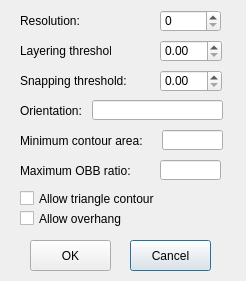
Qt form LEGO/RightAngleOptionDialog.ui (xwzhangcs/LEGO) before a commit.
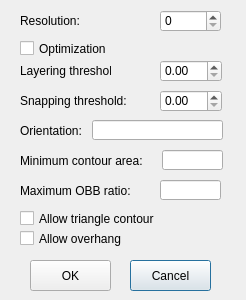
The same form after that commit.

Commit message: Added optimization flag for RA method.

```diff
--- a/LEGO/RightAngleOptionDialog.ui
+++ b/LEGO/RightAngleOptionDialog.ui
@@ -7,7 +7,7 @@
     <x>0</x>
     <y>0</y>
     <width>246</width>
-    <height>281</height>
+    <height>300</height>
    </rect>
   </property>
   <property name="minimumSize">
@@ -52,7 +52,7 @@
    <property name="geometry">
     <rect>
      <x>130</x>
-     <y>240</y>
+     <y>260</y>
      <width>81</width>
      <height>31</height>
     </rect>
@@ -65,7 +65,7 @@
    <property name="geometry">
     <rect>
      <x>30</x>
-     <y>240</y>
+     <y>260</y>
      <width>81</width>
      <height>31</height>
     </rect>
@@ -78,7 +78,7 @@
    <property name="geometry">
     <rect>
      <x>160</x>
-     <y>40</y>
+     <y>60</y>
      <width>62</width>
      <height>22</height>
     </rect>
@@ -88,7 +88,7 @@
    <property name="geometry">
     <rect>
      <x>20</x>
-     <y>40</y>
+     <y>60</y>
      <width>91</width>
      <height>21</height>
     </rect>
@@ -101,7 +101,7 @@
    <property name="geometry">
     <rect>
      <x>20</x>
-     <y>100</y>
+     <y>120</y>
      <width>131</width>
      <height>21</height>
     </rect>
@@ -114,7 +114,7 @@
    <property name="geometry">
     <rect>
      <x>20</x>
-     <y>70</y>
+     <y>90</y>
      <width>131</width>
      <height>21</height>
     </rect>
@@ -127,7 +127,7 @@
    <property name="geometry">
     <rect>
      <x>160</x>
-     <y>70</y>
+     <y>90</y>
      <width>62</width>
      <height>22</height>
     </rect>
@@ -137,7 +137,7 @@
    <property name="geometry">
     <rect>
      <x>92</x>
-     <y>100</y>
+     <y>120</y>
      <width>131</width>
      <height>20</height>
     </rect>
@@ -150,7 +150,7 @@
    <property name="geometry">
     <rect>
      <x>162</x>
-     <y>130</y>
+     <y>150</y>
      <width>61</width>
      <height>20</height>
     </rect>
@@ -163,7 +163,7 @@
    <property name="geometry">
     <rect>
      <x>20</x>
-     <y>130</y>
+     <y>150</y>
      <width>131</width>
      <height>21</height>
     </rect>
@@ -176,7 +176,7 @@
    <property name="geometry">
     <rect>
      <x>20</x>
-     <y>190</y>
+     <y>210</y>
      <width>141</width>
      <height>17</height>
     </rect>
@@ -189,7 +189,7 @@
    <property name="geometry">
     <rect>
      <x>160</x>
-     <y>160</y>
+     <y>180</y>
      <width>61</width>
      <height>20</height>
     </rect>
@@ -202,7 +202,7 @@
    <property name="geometry">
     <rect>
      <x>20</x>
-     <y>160</y>
+     <y>180</y>
      <width>131</width>
      <height>21</height>
     </rect>
@@ -215,7 +215,7 @@
    <property name="geometry">
     <rect>
      <x>20</x>
-     <y>210</y>
+     <y>230</y>
      <width>141</width>
      <height>17</height>
     </rect>
@@ -224,6 +224,19 @@
     <string>Allow overhang</string>
    </property>
   </widget>
+  <widget class="QCheckBox" name="checkBoxOptimization">
+   <property name="geometry">
+    <rect>
+     <x>20</x>
+     <y>40</y>
+     <width>141</width>
+     <height>17</height>
+    </rect>
+   </property>
+   <property name="text">
+    <string>Optimization</string>
+   </property>
+  </widget>
  </widget>
  <layoutdefault spacing="6" margin="11"/>
  <resources/>
```
The commit also changes 11 other files.
